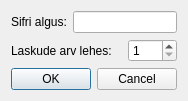
Above: protokollitaja/protokollitaja/sifriseade.ui from ymeramees/protokollitaja before the change. Below: the same form after it.
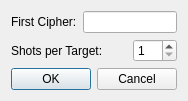
That is the form after the change.

```diff
--- a/protokollitaja/protokollitaja/sifriseade.ui
+++ b/protokollitaja/protokollitaja/sifriseade.ui
@@ -22,7 +22,7 @@
      <item row="0" column="0">
       <widget class="QLabel" name="label">
        <property name="text">
-        <string>Sifri algus:</string>
+        <string>First Cipher:</string>
        </property>
       </widget>
      </item>
@@ -32,7 +32,7 @@
      <item row="1" column="0" colspan="2">
       <widget class="QLabel" name="label_2">
        <property name="text">
-        <string>Laskude arv lehes:</string>
+        <string>Shots per Target:</string>
        </property>
       </widget>
      </item>
```
Left out of the diff: 2 changed lines with no effect on the pictures.
